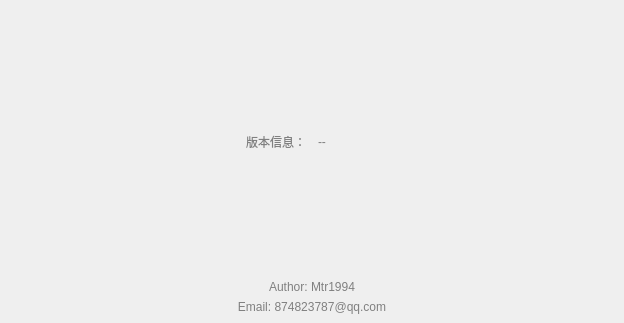
Before: the Qt Designer form Dialog/dialogversion.ui in Mtr1994/VlcMediaPlayer, drawn with Qt 5.
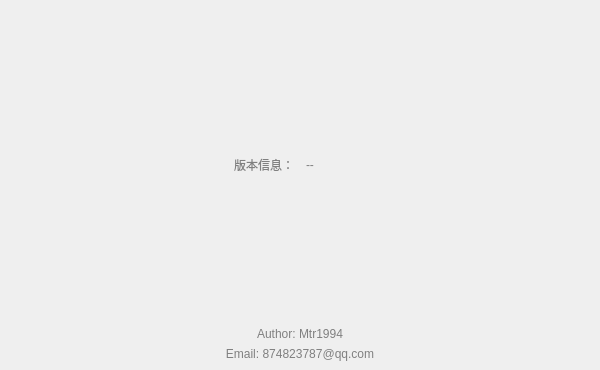
After: the same form once the commit is applied.

```diff
--- a/Dialog/dialogversion.ui
+++ b/Dialog/dialogversion.ui
@@ -6,8 +6,8 @@
    <rect>
     <x>0</x>
     <y>0</y>
-    <width>624</width>
-    <height>323</height>
+    <width>600</width>
+    <height>370</height>
    </rect>
   </property>
   <property name="windowTitle">
```
